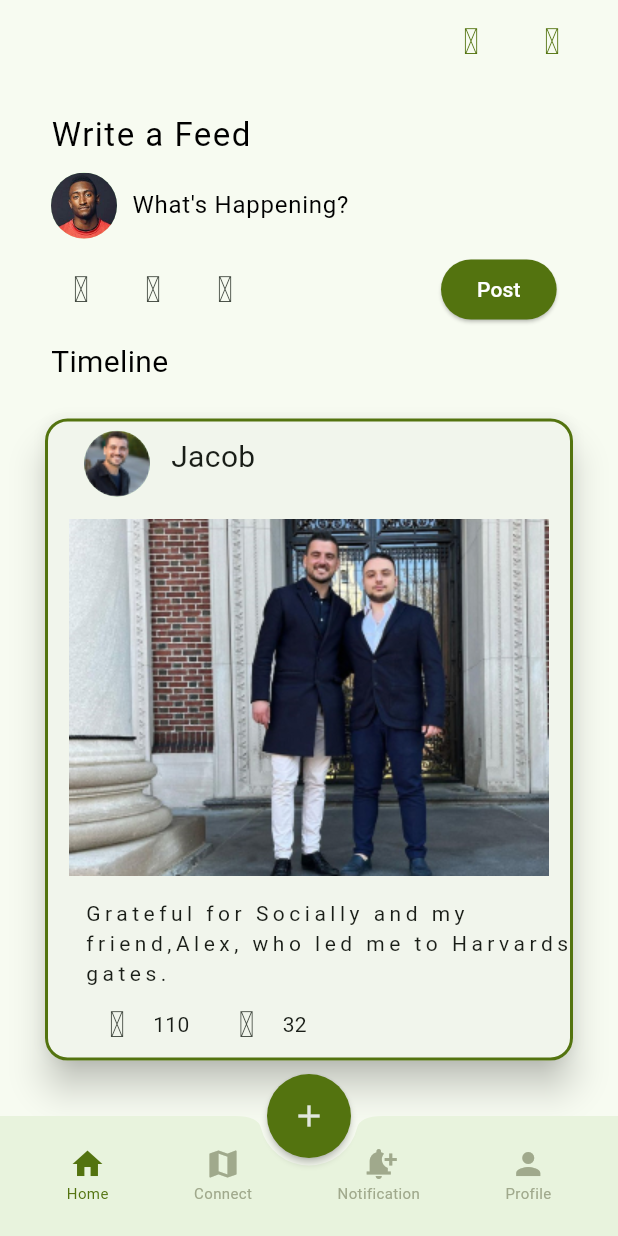
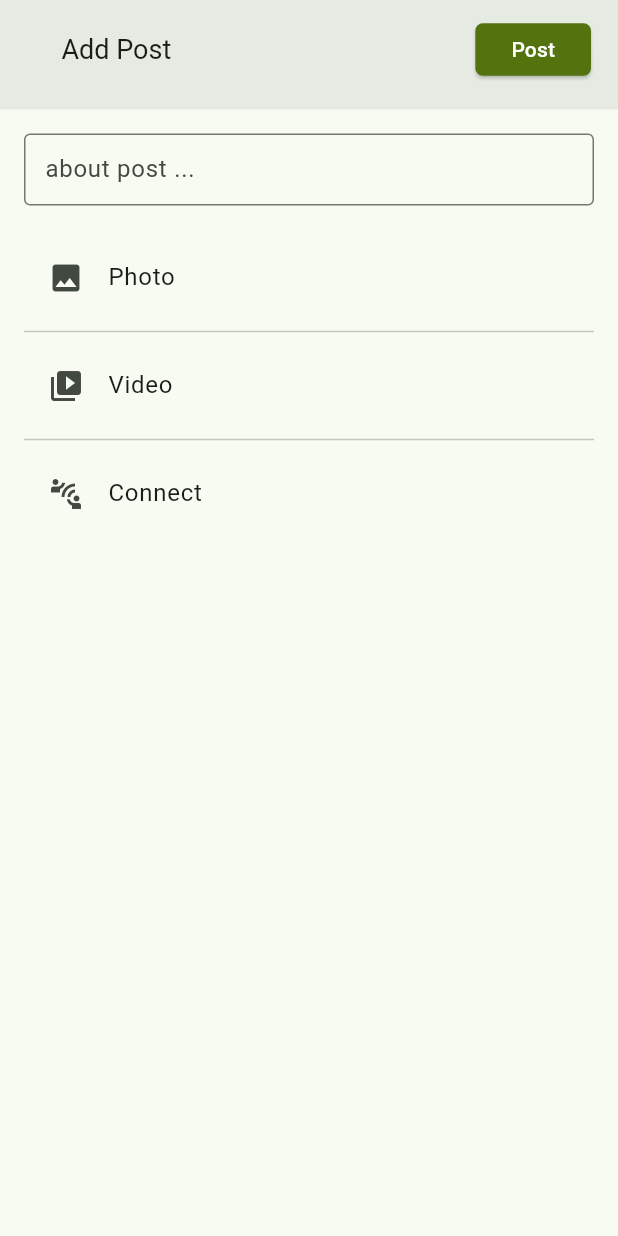
Before and after one commit to midhun776/Socially-Flutter, a Flutter app: the screen it shows after launch, on a phone screen of 412 x 824 dp. Run offline on Flutter 3.47's test engine with Material 3 defaults, Android fonts, the light colour scheme and no system bars; our stand-ins replace geocoding, google_maps_flutter, google_nav_bar.

Commit message:
home ui fixed

```diff
--- a/lib/custom_icons_icons.dart
+++ b/lib/custom_icons_icons.dart
@@ -29,4 +29,5 @@ class CustomIcons {
   static const IconData vector__4_ = IconData(0xe805, fontFamily: _kFontFam, fontPackage: _kFontPkg);
   static const IconData vector__3_ = IconData(0xe806, fontFamily: _kFontFam, fontPackage: _kFontPkg);
   static const IconData vector__2_ = IconData(0xe807, fontFamily: _kFontFam, fontPackage: _kFontPkg);
+
 }
--- a/lib/main.dart
+++ b/lib/main.dart
@@ -1,6 +1,7 @@
 import 'dart:async';
 
 import 'package:flutter/material.dart';
+import 'package:socially/pages/AddPostScreen.dart';
 import 'package:socially/pages/ChatInboxScreen.dart';
 import 'package:socially/pages/ChatScreen.dart';
 import 'package:socially/pages/DashboardScreen.dart';
@@ -53,6 +54,6 @@ class _MyHomePageState extends State<MyHomePage> {
   @override
   void initState() {
     super.initState();
-    Timer(Duration(seconds: 3),() => Navigator.pushReplacement(context, MaterialPageRoute(builder: (context) => DashboardScreen())));
+    Timer(Duration(seconds: 3),() => Navigator.pushReplacement(context, MaterialPageRoute(builder: (context) => AddPostScreen())));
   }
 }
--- /dev/null
+++ b/lib/pages/AddPostScreen.dart
@@ -0,0 +1,101 @@
+import 'package:flutter/material.dart';
+import 'package:socially/Resources/colorresources.dart';
+
+class AddPostScreen extends StatefulWidget {
+  const AddPostScreen({super.key});
+
+  @override
+  State<AddPostScreen> createState() => _AddPostScreenState();
+}
+
+class _AddPostScreenState extends State<AddPostScreen> {
+  @override
+  Widget build(BuildContext context) {
+    return SafeArea(
+      child: Scaffold(
+        appBar: PreferredSize(
+          preferredSize: Size.fromHeight(73),
+          child: AppBar(
+            title: Padding(
+              padding: const EdgeInsets.only(left: 25.0, top: 10.0),
+              child: Text(
+                "Add Post",
+                style: TextStyle(
+                  fontSize: 18.0,
+                ),
+              ),
+            ),
+            backgroundColor: Color(0xCCE1E7DE),
+            actions: [
+              Padding(
+                padding: const EdgeInsets.only(right: 18.0, top: 10.0),
+                child: ElevatedButton(
+                  onPressed: () {},
+                  child: Text(
+                    "Post",
+                    style: TextStyle(
+                      color: Colors.white,
+                    ),
+                  ),
+                  style: ElevatedButton.styleFrom(
+                    shape: RoundedRectangleBorder(
+                      borderRadius: BorderRadius.circular(5.0),
+                    ),
+                    minimumSize: Size(30, 35),
+                    backgroundColor: ColorResources.SelectedIconColor,
+                  ),
+                ),
+              ),
+            ],
+          ),
+        ),
+        body: SingleChildScrollView(
+          child: Padding(
+            padding: const EdgeInsets.all(16.0),
+            child: Column(
+              crossAxisAlignment: CrossAxisAlignment.start,
+              children: [
+                TextField(
+                  decoration: InputDecoration(
+                    hintText: 'about post ...',
+                    border: OutlineInputBorder(),
+                    contentPadding: EdgeInsets.symmetric(vertical: 10.0,horizontal: 10.0),
+                  ),
+
+                  textAlign: TextAlign.start,
+                  maxLines: null,
+                  expands: false,
+
+                ),
+                SizedBox(height: 20),
+                ListTile(
+                  leading: Icon(Icons.photo),
+                  title: Text('Photo'),
+                  onTap: () {
+                    // Add your photo selection logic here
+                  },
+                ),
+                Divider(),
+                ListTile(
+                  leading: Icon(Icons.video_library),
+                  title: Text('Video'),
+                  onTap: () {
+                    // Add your video selection logic here
+                  },
+                ),
+                Divider(),
+                ListTile(
+                  leading: Icon(Icons.connect_without_contact),
+                  title: Text('Connect'),
+                  onTap: () {
+                    // Add your connect logic here
+                  },
+                ),
+              ],
+            ),
+          ),
+        ),
+      ),
+    );
+  }
+}
--- a/lib/pages/DashboardScreen.dart
+++ b/lib/pages/DashboardScreen.dart
@@ -3,6 +3,7 @@ import 'package:flutter/material.dart';
 import 'package:flutter/widgets.dart';
 import 'package:google_nav_bar/google_nav_bar.dart';
 import 'package:socially/Resources/colorresources.dart';
+import 'package:socially/pages/AddPostScreen.dart';
 import 'package:socially/pages/ChatInboxScreen.dart';
 import 'package:socially/pages/ConnectMapScreen.dart';
 import 'package:socially/pages/HomeScreen.dart';
@@ -128,7 +129,9 @@ class _DashboardScreenState extends State<DashboardScreen> {
       floatingActionButton:
       FloatingActionButton(
         backgroundColor: ColorResources.SecondaryColor,
-        onPressed: () {},
+        onPressed: () {
+          Navigator.push(context, MaterialPageRoute(builder: (context)=>AddPostScreen()));
+        },
             child: Icon(Icons.add, color: ColorResources.PrimaryColor,),
         elevation: 2.0,  // Adjust elevation as needed
         shape: CircleBorder(),
--- a/lib/pages/HomeScreen.dart
+++ b/lib/pages/HomeScreen.dart
@@ -175,6 +175,9 @@ class _HomeScreenState extends State<HomeScreen> {
                   padding: const EdgeInsets.only(left: 22.0,top: 8.0),
                   child: Container(
                     child: Row(
+                      mainAxisAlignment: MainAxisAlignment.spaceBetween,
+                      children: [
+                        Row(
                           children: [
                             IconButton(onPressed: (){}, icon: Icon(
                                 CustomIcons.vector__1_
@@ -185,7 +188,10 @@ class _HomeScreenState extends State<HomeScreen> {
                             IconButton(onPressed: (){}, icon: Icon(
                                 CustomIcons.vector__3_
                             )),
-                        SizedBox(width: 120.0),
+                          ],
+                        ),
+
+
                         ElevatedButton(onPressed: (){}, child: Text(
                           "Post",
                           style: TextStyle(
```
Also changed, not shown: assets/config.json (+42 -0 lines). Lines whose indentation alone changed are shown as unchanged.
